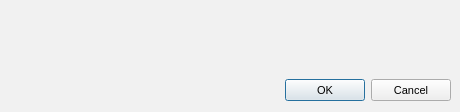
First picture: the form in src/MEGASync/gui/linux/BindFolderDialog.ui, repository meganz/MEGAsync, before the edit.
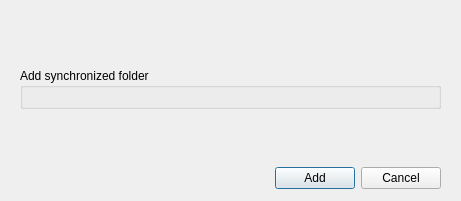
Second picture: the form after the edit. Icons and pictures are not drawn. Custom widgets are drawn as their Qt base class.

Commit message:
Adjust FolderBinder dialog according to new design
For Linux.

Diff of the .ui file:
```diff
--- a/src/MEGASync/gui/linux/BindFolderDialog.ui
+++ b/src/MEGASync/gui/linux/BindFolderDialog.ui
@@ -6,59 +6,70 @@
    <rect>
     <x>0</x>
     <y>0</y>
-    <width>460</width>
-    <height>112</height>
+    <width>461</width>
+    <height>201</height>
    </rect>
   </property>
   <property name="windowTitle">
    <string>Add synchronized folder</string>
   </property>
-  <property name="styleSheet">
-   <string notr="true">QWidget
-{
-font-size: 11px;
-}
-
-QCheckBox::indicator {
-     width: 16px;
-     height: 16px;
- }
-
-QRadioButton::indicator {
-     width: 16px;
-     height: 16px;
- }
-
-QScrollBar:horizontal {
-height: 16px;
-}
-
-QPushButton
-{
-    min-height: 14px;
-	height: 14px;
-}
-
-#BindFolderDialog
-{
-	background-color: #f1f1f1;
-}
-</string>
-  </property>
   <layout class="QVBoxLayout" name="verticalLayout">
    <property name="spacing">
-    <number>6</number>
+    <number>10</number>
    </property>
-   <property name="margin">
-    <number>9</number>
+   <property name="leftMargin">
+    <number>20</number>
    </property>
-   <item>
-    <widget class="FolderBinder" name="wBinder" native="true">
+   <property name="topMargin">
+    <number>10</number>
+   </property>
+   <property name="rightMargin">
+    <number>20</number>
+   </property>
+   <property name="bottomMargin">
+    <number>10</number>
+   </property>
+   <item alignment="Qt::AlignHCenter">
+    <widget class="QLabel" name="label">
+     <property name="maximumSize">
+      <size>
+       <width>128</width>
+       <height>48</height>
+      </size>
+     </property>
      <property name="styleSheet">
-      <string notr="true"/>
+      <string notr="true">border-image: url(&quot;:/images/megasync_logo.png&quot;);
+min-width: 128px;
+min-height: 48px;
+</string>
      </property>
     </widget>
    </item>
+   <item>
+    <widget class="QGroupBox" name="groupBox">
+     <property name="title">
+      <string>Add synchronized folder</string>
+     </property>
+     <layout class="QVBoxLayout" name="verticalLayout_2">
+      <item>
+       <widget class="FolderBinder" name="wBinder" native="true"/>
+      </item>
+     </layout>
+    </widget>
+   </item>
+   <item>
+    <spacer name="verticalSpacer">
+     <property name="orientation">
+      <enum>Qt::Vertical</enum>
+     </property>
+     <property name="sizeHint" stdset="0">
+      <size>
+       <width>20</width>
+       <height>0</height>
+      </size>
+     </property>
+    </spacer>
+   </item>
    <item>
     <widget class="QWidget" name="bLayout" native="true">
      <property name="maximumSize">
@@ -68,7 +79,16 @@
       </size>
      </property>
      <layout class="QHBoxLayout" name="horizontalLayout">
-      <property name="margin">
+      <property name="leftMargin">
+       <number>0</number>
+      </property>
+      <property name="topMargin">
+       <number>0</number>
+      </property>
+      <property name="rightMargin">
+       <number>0</number>
+      </property>
+      <property name="bottomMargin">
        <number>0</number>
       </property>
       <item>
@@ -86,25 +106,13 @@
       </item>
       <item>
        <widget class="QPushButton" name="bOK">
-        <property name="sizePolicy">
-         <sizepolicy hsizetype="Minimum" vsizetype="Fixed">
-          <horstretch>0</horstretch>
-          <verstretch>0</verstretch>
-         </sizepolicy>
-        </property>
         <property name="text">
-         <string>OK</string>
+         <string>Add</string>
         </property>
        </widget>
       </item>
       <item>
        <widget class="QPushButton" name="bCancel">
-        <property name="sizePolicy">
-         <sizepolicy hsizetype="Minimum" vsizetype="Fixed">
-          <horstretch>0</horstretch>
-          <verstretch>0</verstretch>
-         </sizepolicy>
-        </property>
         <property name="text">
          <string>Cancel</string>
         </property>
```
The commit also changes 5 other files.
